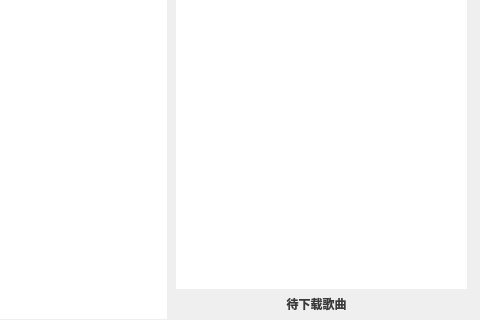
Above: mainwindow.ui from std-microblock/beatsync before the change; both pictures show x 414 to 894 and y 282 to 602 of the 894 by 602 pixel window. Below: the same form after it.
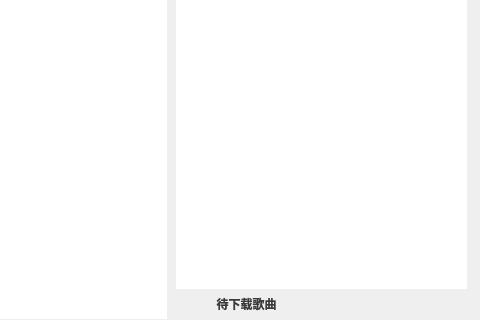
That is the form after the change.

What changed in the file:
```diff
--- a/mainwindow.ui
+++ b/mainwindow.ui
@@ -193,7 +193,7 @@
      <rect>
       <x>590</x>
       <y>570</y>
-      <width>281</width>
+      <width>141</width>
       <height>31</height>
      </rect>
     </property>
@@ -230,6 +230,26 @@
      <bool>true</bool>
     </property>
    </widget>
+   <widget class="QLabel" name="dCtrlTip">
+    <property name="geometry">
+     <rect>
+      <x>730</x>
+      <y>570</y>
+      <width>151</width>
+      <height>31</height>
+     </rect>
+    </property>
+    <property name="styleSheet">
+     <string notr="true">font-weight:800;
+color:qlineargradient(spread:pad, x1:0, y1:0, x2:1, y2:1, stop:0 rgba(100, 100, 100, 255), stop:1 rgba(58, 58, 58, 255));</string>
+    </property>
+    <property name="text">
+     <string/>
+    </property>
+    <property name="alignment">
+     <set>Qt::AlignCenter</set>
+    </property>
+   </widget>
   </widget>
  </widget>
  <resources/>
```
